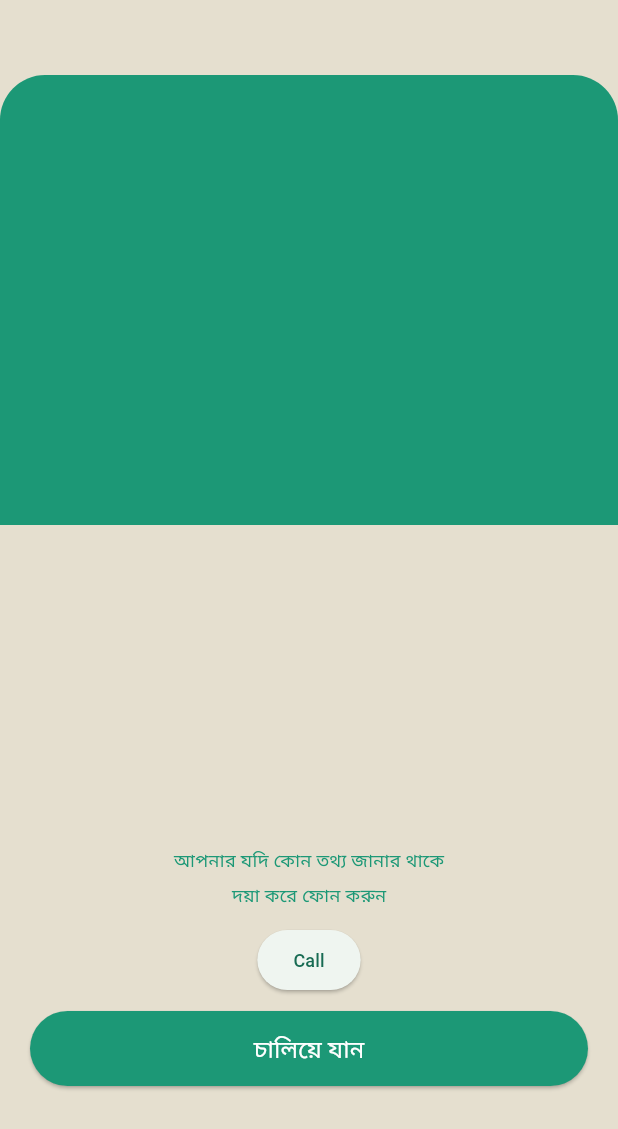
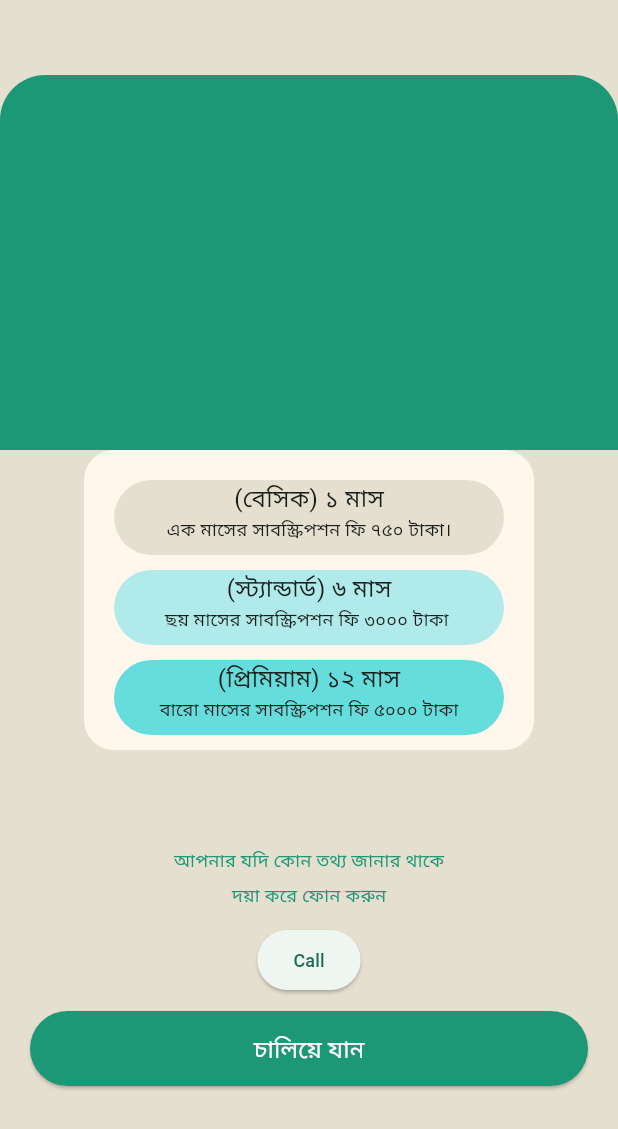
Before and after one commit to Milon3658/chicken_app, a Flutter app: the MembershipView screen opened by its route, on a phone screen of 412 x 824 dp. Shown: the top 1129 px of the screen. Run offline on Flutter 3.47's test engine with Material 3 defaults, Android fonts, the phone set to English and light mode, and no system bars; our stand-ins replace flutter_toggle_tab, gap, get.

Commit message:
Add MembershipDetails module with binding, controller, and view; implement UI for membership details

```diff
--- a/lib/app/modules/membership/views/membership_view.dart
+++ b/lib/app/modules/membership/views/membership_view.dart
@@ -1,4 +1,6 @@
 import 'package:chicken/app/data/AppColors.dart';
+import 'package:chicken/app/modules/membership/widgets/membership_option.dart';
+import 'package:chicken/app/routes/app_pages.dart';
 import 'package:flutter/material.dart';
 import 'package:gap/gap.dart';
 
@@ -17,7 +19,7 @@ class MembershipView extends GetView<MembershipController> {
             children: [
               Gap(50),
               Container(
-                height: 300,
+                height: 250,
                 width: double.infinity,
                 decoration: BoxDecoration(
                   color: Color(0xff1C9876),
@@ -26,6 +28,66 @@ class MembershipView extends GetView<MembershipController> {
                       topRight: Radius.circular(30)),
                 ),
               ),
+              Positioned.fill(
+                  top: 100,
+                  left: 100,
+                  child: Container(
+                    height: 200,
+                    width: 300,
+                    decoration: BoxDecoration(
+                      color: Color(0xffFFF7EC),
+                      borderRadius: BorderRadius.circular(20),
+                    ),
+                    child: Column(
+                      children: [
+                        Gap(20),
+                        InkWell(
+                          onTap: () {
+                            Get.toNamed(Routes.MEMBERSHIP_DETAILS, arguments: {
+                              'title': 'বেসিক',
+                              'duration': '১',
+                              'price': '750'
+                            });
+                          },
+                          child: MembershipOption(
+                            title: '(বেসিক) ১ মাস',
+                            description: 'এক মাসের সাবস্ক্রিপশন ফি ৭৫০ টাকা।',
+                            color: Color(0xffE5DFCF),
+                          ),
+                        ),
+                        Gap(10),
+                        InkWell(
+                          onTap: () {
+                            Get.toNamed(Routes.MEMBERSHIP_DETAILS, arguments: {
+                              'title': 'স্ট্যান্ডার্ড',
+                              'duration': '৬',
+                              'price': '৩০০০.০০'
+                            });
+                          },
+                          child: MembershipOption(
+                            title: '(স্ট্যান্ডার্ড) ৬ মাস',
+                            description: 'ছয় মাসের সাবস্ক্রিপশন ফি ৩০০০ টাকা ',
+                            color: Color(0xffB0EAEB),
+                          ),
+                        ),
+                        Gap(10),
+                        InkWell(
+                          onTap: () {
+                            Get.toNamed(Routes.MEMBERSHIP_DETAILS, arguments: {
+                              'title': 'প্রিমিয়াম',
+                              'duration': '১২',
+                              'price': '৫০০০.০০'
+                            });
+                          },
+                          child: MembershipOption(
+                            title: '(প্রিমিয়াম) ১২ মাস',
+                            description: 'বারো মাসের সাবস্ক্রিপশন ফি ৫০০০ টাকা',
+                            color: Color(0xff65DDDC),
+                          ),
+                        ),
+                      ],
+                    ),
+                  )),
               Spacer(),
               Text(
                 'আপনার যদি কোন তথ্য জানার থাকে',
--- /dev/null
+++ b/lib/app/modules/membership/widgets/membership_option.dart
@@ -0,0 +1,33 @@
+import 'package:flutter/material.dart';
+
+class MembershipOption extends StatelessWidget {
+  String title;
+  String description;
+  Color color;
+
+  MembershipOption(
+      {required this.title, required this.description, required this.color});
+
+  @override
+  Widget build(BuildContext context) {
+    return Container(
+        decoration: BoxDecoration(
+          color: color,
+          borderRadius: BorderRadius.circular(50),
+        ),
+        height: 50,
+        width: 260,
+        child: Column(
+          children: [
+            Text(
+              title,
+              style: TextStyle(fontSize: 16),
+            ),
+            Text(
+              description,
+              style: TextStyle(fontSize: 12),
+            )
+          ],
+        ));
+  }
+}
--- a/lib/app/routes/app_pages.dart
+++ b/lib/app/routes/app_pages.dart
@@ -24,6 +24,8 @@ import '../modules/mainpage/bindings/mainpage_binding.dart';
 import '../modules/mainpage/views/mainpage_view.dart';
 import '../modules/membership/bindings/membership_binding.dart';
 import '../modules/membership/views/membership_view.dart';
+import '../modules/membership_details/bindings/membership_details_binding.dart';
+import '../modules/membership_details/views/membership_details_view.dart';
 import '../modules/my_profile/bindings/my_profile_binding.dart';
 import '../modules/my_profile/views/my_profile_view.dart';
 import '../modules/sellPage/bindings/sell_page_binding.dart';
@@ -107,5 +109,10 @@ class AppPages {
       page: () => const MyProfileView(),
       binding: MyProfileBinding(),
     ),
+    GetPage(
+      name: _Paths.MEMBERSHIP_DETAILS,
+      page: () => const MembershipDetailsView(),
+      binding: MembershipDetailsBinding(),
+    ),
   ];
 }
--- a/lib/app/routes/app_routes.dart
+++ b/lib/app/routes/app_routes.dart
@@ -18,6 +18,7 @@ abstract class Routes {
   static const CREATE_INPUT = _Paths.CREATE_INPUT;
   static const MEMBERSHIP = _Paths.MEMBERSHIP;
   static const MY_PROFILE = _Paths.MY_PROFILE;
+  static const MEMBERSHIP_DETAILS = _Paths.MEMBERSHIP_DETAILS;
 }
 
 abstract class _Paths {
@@ -37,4 +38,5 @@ abstract class _Paths {
   static const CREATE_INPUT = '/create-input';
   static const MEMBERSHIP = '/membership';
   static const MY_PROFILE = '/my-profile';
+  static const MEMBERSHIP_DETAILS = '/membership-details';
 }
```
Also changed, not shown: lib/app/modules/membership_details/bindings/membership_details_binding.dart (added, +12 -0 lines), lib/app/modules/membership_details/controllers/membership_details_controller.dart (added, +23 -0 lines), lib/app/modules/membership_details/views/membership_details_view.dart (added, +226 -0 lines), assets/images/large_chicken.png (added), assets/images/round_check.png (added), assets/images/taka.png (added).
